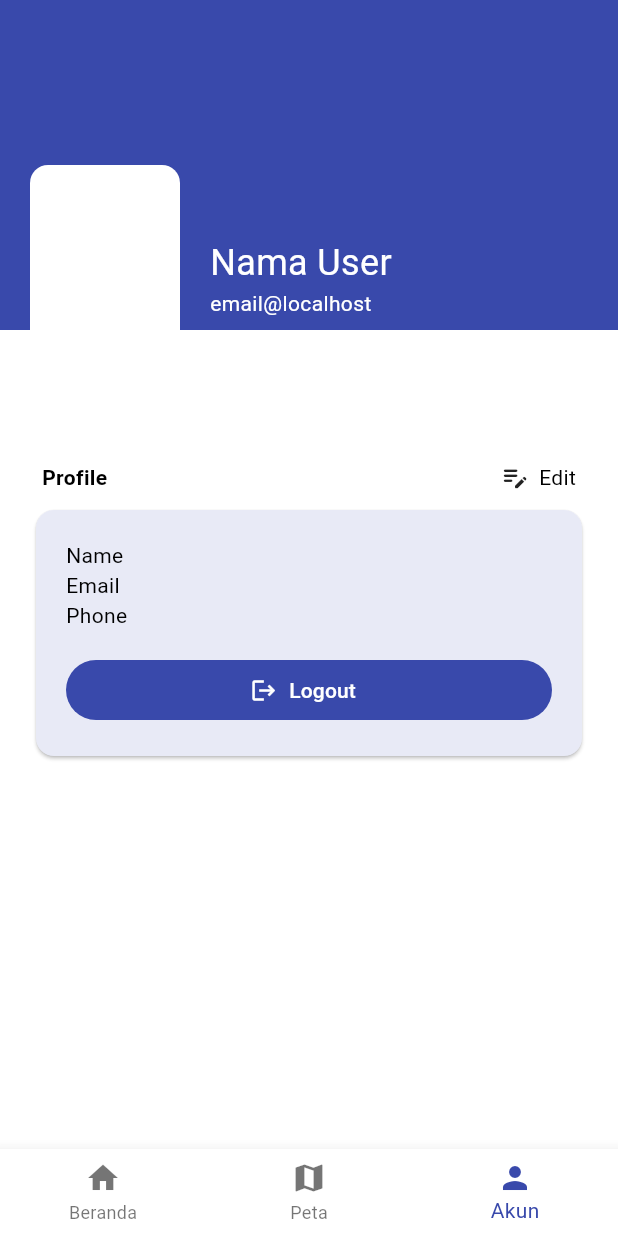
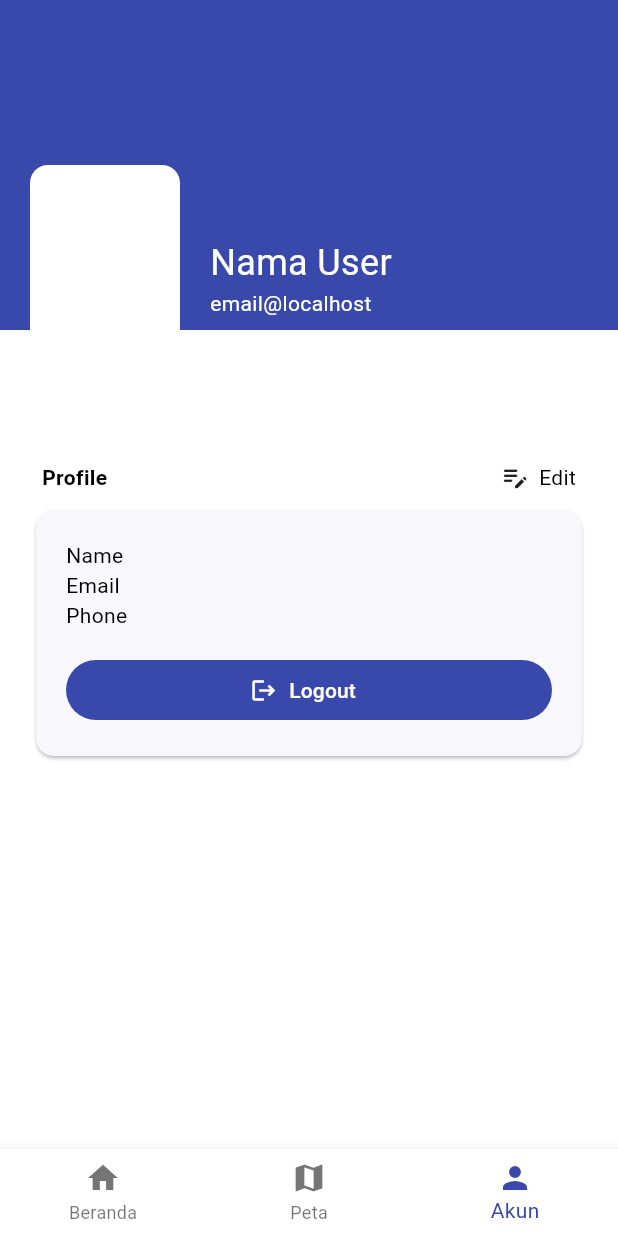
Before and after one commit to awaluddinkasim/lbs-flutter, a Flutter app: the screen it shows after launch, item 3 of the bottom bar chosen, on a phone screen of 412 x 824 dp. Run offline on Flutter 3.47's test engine with Material 3 defaults, Android fonts, the phone set to English and light mode, and no system bars; our stand-ins replace dio, equatable, flutter_bloc, flutter_map, flutter_secure_storage, geolocator and 1 more; missing offline and left inert: onesignal_flutter; network calls fail.

Commit message:
update color scheme

```diff
--- a/lib/main.dart
+++ b/lib/main.dart
@@ -39,7 +39,8 @@ class Main extends StatelessWidget {
             surface: Colors.white,
           ),
           cardTheme: CardTheme(
-            color: Colors.indigo.shade50,
+            color: Colors.white,
+            surfaceTintColor: Colors.indigo.shade400,
           ),
           useMaterial3: true,
         ),
```
